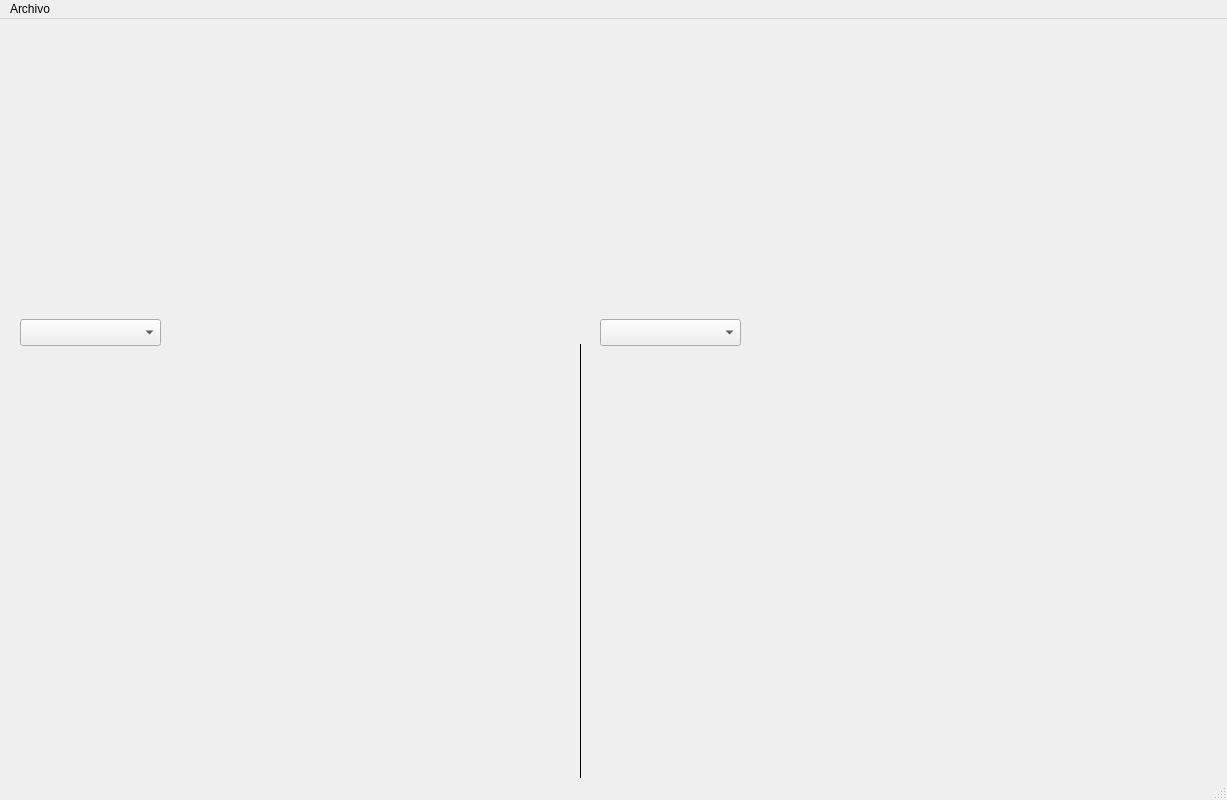
This is estudio_consumo_app/int_consumos.ui in acrsilva/Seguimiento-automatizado-de-variables-de-control as Qt 5 draws it before an edit. The edited form follows.
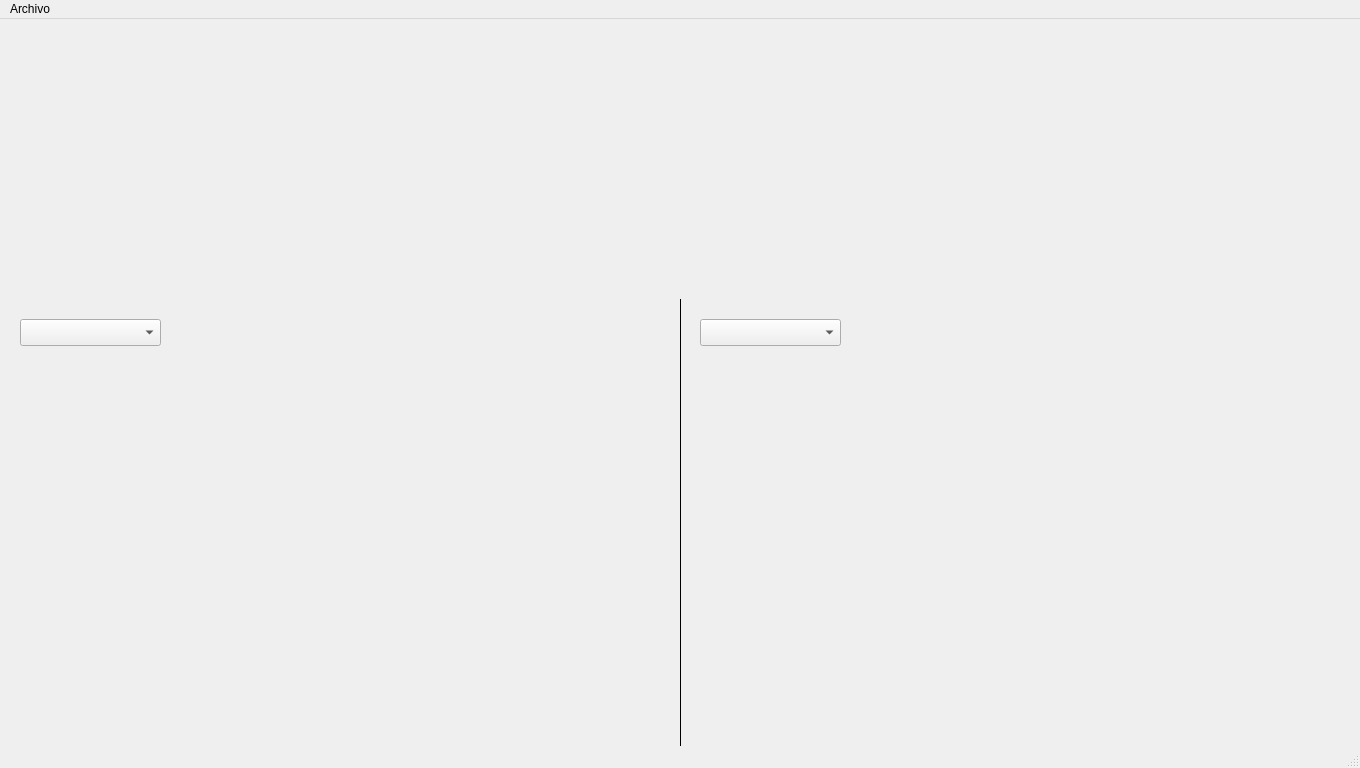
This is the edited form. Custom widgets are drawn as their Qt base class.

Diff of the .ui file:
```diff
--- a/estudio_consumo_app/int_consumos.ui
+++ b/estudio_consumo_app/int_consumos.ui
@@ -6,8 +6,8 @@
    <rect>
     <x>0</x>
     <y>0</y>
-    <width>1227</width>
-    <height>800</height>
+    <width>1360</width>
+    <height>768</height>
    </rect>
   </property>
   <property name="windowTitle">
@@ -19,7 +19,7 @@
      <rect>
       <x>20</x>
       <y>10</y>
-      <width>1161</width>
+      <width>1321</width>
       <height>241</height>
      </rect>
     </property>
@@ -30,7 +30,7 @@
      <rect>
       <x>0</x>
       <y>270</y>
-      <width>1181</width>
+      <width>1361</width>
       <height>20</height>
      </rect>
     </property>
@@ -39,9 +39,9 @@
     <property name="geometry">
      <rect>
       <x>20</x>
-      <y>350</y>
-      <width>541</width>
-      <height>381</height>
+      <y>340</y>
+      <width>640</width>
+      <height>380</height>
      </rect>
     </property>
     <layout class="QVBoxLayout" name="layout_dia_izq"/>
@@ -49,10 +49,10 @@
    <widget class="QWidget" name="widget_4" native="true">
     <property name="geometry">
      <rect>
-      <x>600</x>
-      <y>350</y>
-      <width>571</width>
-      <height>381</height>
+      <x>700</x>
+      <y>340</y>
+      <width>640</width>
+      <height>380</height>
      </rect>
     </property>
     <layout class="QVBoxLayout" name="layout_dia_der"/>
@@ -60,10 +60,10 @@
    <widget class="KSeparator" name="kseparator_2">
     <property name="geometry">
      <rect>
-      <x>570</x>
-      <y>325</y>
+      <x>670</x>
+      <y>280</y>
       <width>20</width>
-      <height>451</height>
+      <height>491</height>
      </rect>
     </property>
     <property name="orientation">
@@ -83,20 +83,46 @@
    <widget class="QComboBox" name="cbx_der">
     <property name="geometry">
      <rect>
-      <x>600</x>
+      <x>700</x>
       <y>300</y>
       <width>141</width>
       <height>27</height>
      </rect>
     </property>
    </widget>
+   <widget class="QLabel" name="lbl_izq">
+    <property name="geometry">
+     <rect>
+      <x>190</x>
+      <y>296</y>
+      <width>471</width>
+      <height>31</height>
+     </rect>
+    </property>
+    <property name="text">
+     <string/>
+    </property>
+   </widget>
+   <widget class="QLabel" name="lbl_der">
+    <property name="geometry">
+     <rect>
+      <x>870</x>
+      <y>296</y>
+      <width>471</width>
+      <height>31</height>
+     </rect>
+    </property>
+    <property name="text">
+     <string/>
+    </property>
+   </widget>
   </widget>
   <widget class="QMenuBar" name="menubar">
    <property name="geometry">
     <rect>
      <x>0</x>
      <y>0</y>
-     <width>1227</width>
+     <width>1360</width>
      <height>25</height>
     </rect>
    </property>
```
